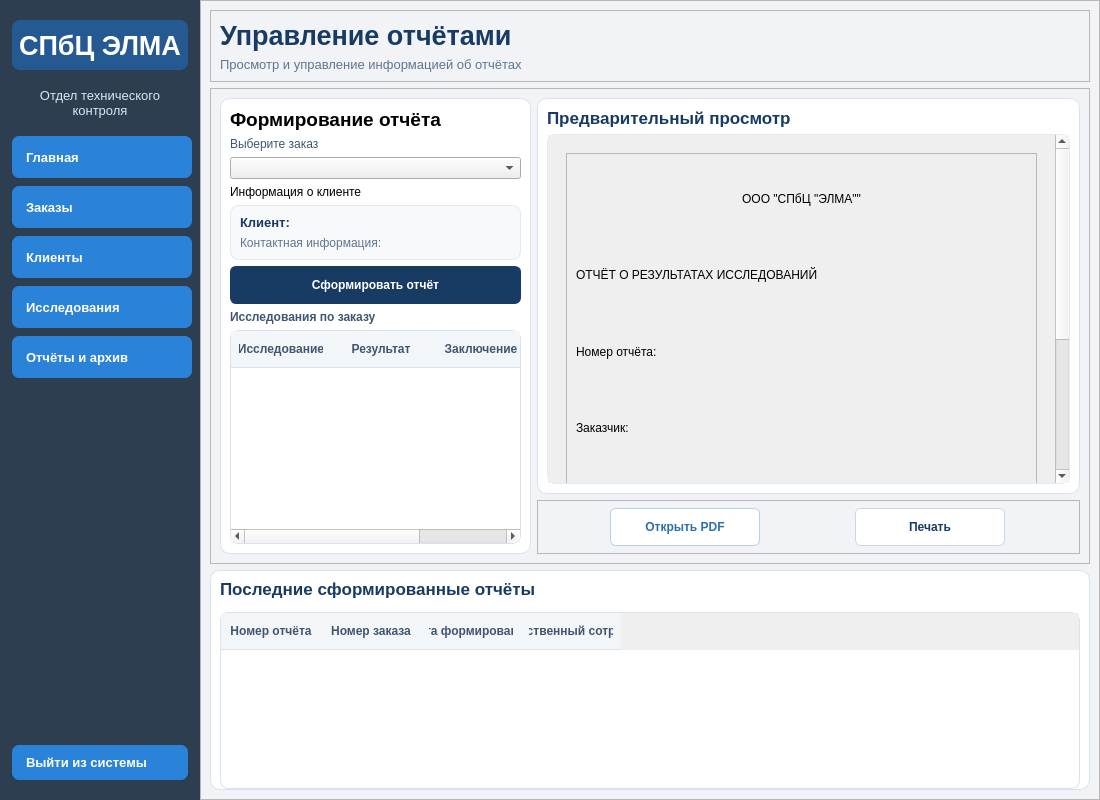
The window that ui/main_window.ui (slavkkinns-ux/IS-OTK-ELMA) describes before a commit, drawn with Qt 5.
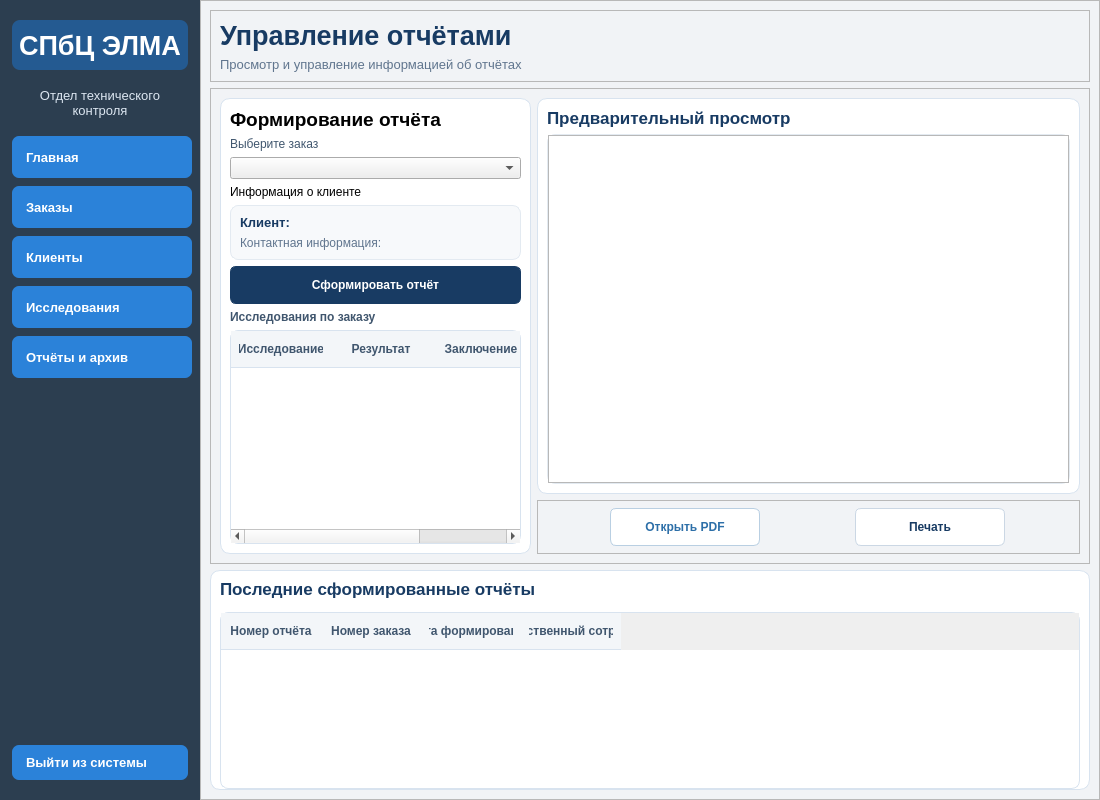
The same window after the commit. The open tabs and pages were chosen to show the change.

The edit to the form file:
```diff
--- a/ui/main_window.ui
+++ b/ui/main_window.ui
@@ -3475,95 +3475,28 @@
                              <rect>
                               <x>0</x>
                               <y>0</y>
-                              <width>498</width>
-                              <height>586</height>
+                              <width>515</width>
+                              <height>336</height>
                              </rect>
                             </property>
                             <layout class="QVBoxLayout" name="verticalLayout_33">
+                             <property name="spacing">
+                              <number>0</number>
+                             </property>
+                             <property name="leftMargin">
+                              <number>0</number>
+                             </property>
+                             <property name="topMargin">
+                              <number>0</number>
+                             </property>
+                             <property name="rightMargin">
+                              <number>0</number>
+                             </property>
+                             <property name="bottomMargin">
+                              <number>0</number>
+                             </property>
                              <item>
-                              <widget class="QWidget" name="widget_2" native="true">
-                               <layout class="QVBoxLayout" name="verticalLayout_32">
-                                <item>
-                                 <widget class="QFrame" name="reportDocumentFrame">
-                                  <property name="minimumSize">
-                                   <size>
-                                    <width>400</width>
-                                    <height>550</height>
-                                   </size>
-                                  </property>
-                                  <property name="frameShape">
-                                   <enum>QFrame::StyledPanel</enum>
-                                  </property>
-                                  <property name="frameShadow">
-                                   <enum>QFrame::Raised</enum>
-                                  </property>
-                                  <layout class="QVBoxLayout" name="verticalLayout_31">
-                                   <item>
-                                    <widget class="QLabel" name="lblDocumentOrganization">
-                                     <property name="text">
-                                      <string>ООО &quot;СПбЦ &quot;ЭЛМА&quot;&quot;</string>
-                                     </property>
-                                     <property name="alignment">
-                                      <set>Qt::AlignCenter</set>
-                                     </property>
-                                    </widget>
-                                   </item>
-                                   <item>
-                                    <widget class="QLabel" name="lblDocumentTitle">
-                                     <property name="text">
-                                      <string>ОТЧЁТ О РЕЗУЛЬТАТАХ ИССЛЕДОВАНИЙ</string>
-                                     </property>
-                                    </widget>
-                                   </item>
-                                   <item>
-                                    <widget class="QLabel" name="lblDocumentNumber">
-                                     <property name="text">
-                                      <string>Номер отчёта:</string>
-                                     </property>
-                                    </widget>
-                                   </item>
-                                   <item>
-                                    <widget class="QLabel" name="lblDocumentClient">
-                                     <property name="text">
-                                      <string>Заказчик:</string>
-                                     </property>
-                                    </widget>
-                                   </item>
-                                   <item>
-                                    <widget class="QLabel" name="lblDocumentOrder">
-                                     <property name="text">
-                                      <string>Номер заказа:</string>
-                                     </property>
-                                    </widget>
-                                   </item>
-                                   <item>
-                                    <widget class="QLabel" name="lblDocumentResearchTitle">
-                                     <property name="font">
-                                      <font>
-                                       <weight>75</weight>
-                                       <bold>true</bold>
-                                      </font>
-                                     </property>
-                                     <property name="text">
-                                      <string>Результаты исследований</string>
-                                     </property>
-                                     <property name="alignment">
-                                      <set>Qt::AlignCenter</set>
-                                     </property>
-                                    </widget>
-                                   </item>
-                                   <item>
-                                    <widget class="QLabel" name="lblDocumentConclusion">
-                                     <property name="text">
-                                      <string>Заключение: </string>
-                                     </property>
-                                    </widget>
-                                   </item>
-                                  </layout>
-                                 </widget>
-                                </item>
-                               </layout>
-                              </widget>
+                              <widget class="QTextBrowser" name="reportPreviewBrowser"/>
                              </item>
                             </layout>
                            </widget>
```
Left out of the diff: 18 changed lines with no effect on the pictures.
